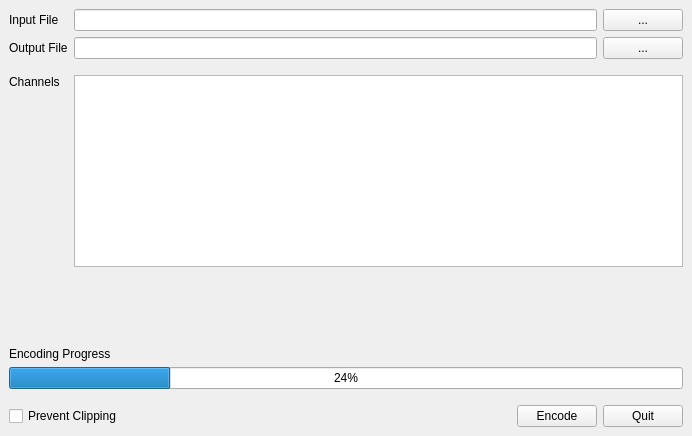
Old version of the form Nuclex.OpusTranscoder.Native/UserInterface/MainWindow.ui in the repository nuclex-video-tools/Nuclex.OpusTranscoder.Native.
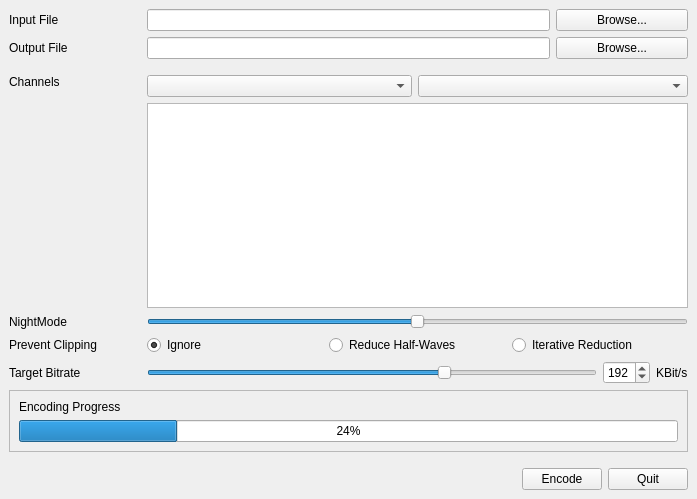
New version of the form.

What changed in the file:
```diff
--- a/Nuclex.OpusTranscoder.Native/UserInterface/MainWindow.ui
+++ b/Nuclex.OpusTranscoder.Native/UserInterface/MainWindow.ui
@@ -6,8 +6,8 @@
    <rect>
     <x>0</x>
     <y>0</y>
-    <width>692</width>
-    <height>436</height>
+    <width>697</width>
+    <height>499</height>
    </rect>
   </property>
   <property name="windowTitle">
@@ -15,22 +15,243 @@
   </property>
   <widget class="QWidget" name="centralwidget">
    <layout class="QGridLayout" name="gridLayout">
-    <item row="0" column="2">
+    <item row="6" column="1" colspan="4">
+     <layout class="QHBoxLayout" name="horizontalLayout">
+      <item>
+       <widget class="QRadioButton" name="ignoreClippingOption">
+        <property name="text">
+         <string>Ignore</string>
+        </property>
+        <property name="checked">
+         <bool>true</bool>
+        </property>
+       </widget>
+      </item>
+      <item>
+       <widget class="QRadioButton" name="tuckHalfWavesOption">
+        <property name="text">
+         <string>Reduce Half-Waves</string>
+        </property>
+       </widget>
+      </item>
+      <item>
+       <widget class="QRadioButton" name="iterativeAntiClipOption">
+        <property name="text">
+         <string>Iterative Reduction</string>
+        </property>
+       </widget>
+      </item>
+     </layout>
+    </item>
+    <item row="0" column="1" colspan="3">
+     <widget class="QLineEdit" name="inputPathLine"/>
+    </item>
+    <item row="3" column="3" colspan="2">
+     <widget class="QComboBox" name="outputChannelsCombo"/>
+    </item>
+    <item row="5" column="0">
+     <widget class="QLabel" name="nightModeLabel">
+      <property name="text">
+       <string>NightMode</string>
+      </property>
+     </widget>
+    </item>
+    <item row="4" column="1" colspan="4">
+     <widget class="QGraphicsView" name="channelGraphics"/>
+    </item>
+    <item row="0" column="4">
      <widget class="QPushButton" name="browseInputFileButton">
       <property name="text">
-       <string>...</string>
+       <string>Browse...</string>
       </property>
      </widget>
     </item>
-    <item row="8" column="0" colspan="3">
+    <item row="9" column="0" colspan="5">
+     <spacer name="verticalSpacer">
+      <property name="orientation">
+       <enum>Qt::Vertical</enum>
+      </property>
+      <property name="sizeType">
+       <enum>QSizePolicy::Fixed</enum>
+      </property>
+      <property name="sizeHint" stdset="0">
+       <size>
+        <width>10</width>
+        <height>10</height>
+       </size>
+      </property>
+     </spacer>
+    </item>
+    <item row="5" column="1" colspan="4">
+     <widget class="QSlider" name="nightModeSlider">
+      <property name="maximum">
+       <number>100</number>
+      </property>
+      <property name="singleStep">
+       <number>5</number>
+      </property>
+      <property name="pageStep">
+       <number>25</number>
+      </property>
+      <property name="value">
+       <number>50</number>
+      </property>
+      <property name="orientation">
+       <enum>Qt::Horizontal</enum>
+      </property>
+     </widget>
+    </item>
+    <item row="3" column="1" colspan="2">
+     <widget class="QComboBox" name="inputChannelsCombo"/>
+    </item>
+    <item row="7" column="1" colspan="4">
+     <layout class="QHBoxLayout" name="bitrateLayout">
+      <item>
+       <widget class="QSlider" name="bitrateSlider">
+        <property name="minimum">
+         <number>64</number>
+        </property>
+        <property name="maximum">
+         <number>256</number>
+        </property>
+        <property name="singleStep">
+         <number>4</number>
+        </property>
+        <property name="pageStep">
+         <number>32</number>
+        </property>
+        <property name="value">
+         <number>192</number>
+        </property>
+        <property name="orientation">
+         <enum>Qt::Horizontal</enum>
+        </property>
+       </widget>
+      </item>
+      <item>
+       <widget class="QSpinBox" name="bitrateNumber">
+        <property name="minimum">
+         <number>64</number>
+        </property>
+        <property name="maximum">
+         <number>256</number>
+        </property>
+        <property name="singleStep">
+         <number>4</number>
+        </property>
+        <property name="value">
+         <number>192</number>
+        </property>
+       </widget>
+      </item>
+      <item>
+       <widget class="QLabel" name="bitrateKilobitsLabel">
+        <property name="text">
+         <string>KBit/s</string>
+        </property>
+       </widget>
+      </item>
+     </layout>
+    </item>
+    <item row="6" column="0">
+     <widget class="QLabel" name="antiClipLabel">
+      <property name="text">
+       <string>Prevent Clipping</string>
+      </property>
+     </widget>
+    </item>
+    <item row="1" column="4">
+     <widget class="QPushButton" name="browseOutputFileButton">
+      <property name="text">
+       <string>Browse...</string>
+      </property>
+     </widget>
+    </item>
+    <item row="3" column="0" rowspan="2">
+     <widget class="QLabel" name="channelsLabel">
+      <property name="text">
+       <string>Channels</string>
+      </property>
+      <property name="alignment">
+       <set>Qt::AlignLeading|Qt::AlignLeft|Qt::AlignTop</set>
+      </property>
+     </widget>
+    </item>
+    <item row="8" column="0" colspan="5">
+     <widget class="QFrame" name="warningFrame">
+      <property name="minimumSize">
+       <size>
+        <width>0</width>
+        <height>60</height>
+       </size>
+      </property>
+      <property name="autoFillBackground">
+       <bool>false</bool>
+      </property>
+      <property name="frameShape">
+       <enum>QFrame::StyledPanel</enum>
+      </property>
+      <property name="frameShadow">
+       <enum>QFrame::Raised</enum>
+      </property>
+      <layout class="QVBoxLayout" name="verticalLayout">
+       <item>
+        <widget class="QLabel" name="messageLabel">
+         <property name="layoutDirection">
+          <enum>Qt::LeftToRight</enum>
+         </property>
+         <property name="autoFillBackground">
+          <bool>false</bool>
+         </property>
+         <property name="text">
+          <string>Encoding Progress</string>
+         </property>
+        </widget>
+       </item>
+       <item>
+        <widget class="QProgressBar" name="encodeProgress">
+         <property name="sizePolicy">
+          <sizepolicy hsizetype="Expanding" vsizetype="Fixed">
+           <horstretch>1</horstretch>
+           <verstretch>0</verstretch>
+          </sizepolicy>
+         </property>
+         <property name="value">
+          <number>24</number>
+         </property>
+        </widget>
+       </item>
+      </layout>
+     </widget>
+    </item>
+    <item row="1" column="1" colspan="3">
+     <widget class="QLineEdit" name="outputPathLine"/>
+    </item>
+    <item row="1" column="0">
+     <widget class="QLabel" name="outputFileLabel">
+      <property name="text">
+       <string>Output File</string>
+      </property>
+     </widget>
+    </item>
+    <item row="2" column="0" colspan="5">
+     <spacer name="verticalSpacer_2">
+      <property name="orientation">
+       <enum>Qt::Vertical</enum>
+      </property>
+      <property name="sizeType">
+       <enum>QSizePolicy::Fixed</enum>
+      </property>
+      <property name="sizeHint" stdset="0">
+       <size>
+        <width>10</width>
+        <height>10</height>
+       </size>
+      </property>
+     </spacer>
+    </item>
+    <item row="10" column="0" colspan="5">
      <layout class="QHBoxLayout" name="horizontalLayout_2">
-      <item>
-       <widget class="QCheckBox" name="preventClippingOption">
-        <property name="text">
-         <string>Prevent Clipping</string>
-        </property>
-       </widget>
-      </item>
       <item>
        <spacer name="horizontalSpacer">
         <property name="orientation">
@@ -60,81 +281,6 @@
       </item>
      </layout>
     </item>
-    <item row="1" column="0">
-     <widget class="QLabel" name="outputFileLabel">
-      <property name="text">
-       <string>Output File</string>
-      </property>
-     </widget>
-    </item>
-    <item row="1" column="2">
-     <widget class="QPushButton" name="browseOutputFileButton">
-      <property name="text">
-       <string>...</string>
-      </property>
-     </widget>
-    </item>
-    <item row="4" column="0" colspan="3">
-     <spacer name="verticalSpacer_3">
-      <property name="orientation">
-       <enum>Qt::Vertical</enum>
-      </property>
-      <property name="sizeHint" stdset="0">
-       <size>
-        <width>10</width>
-        <height>40</height>
-       </size>
-      </property>
-     </spacer>
-    </item>
-    <item row="2" column="1">
-     <spacer name="verticalSpacer_2">
-      <property name="orientation">
-       <enum>Qt::Vertical</enum>
-      </property>
-      <property name="sizeType">
-       <enum>QSizePolicy::Fixed</enum>
-      </property>
-      <property name="sizeHint" stdset="0">
-       <size>
-        <width>10</width>
-        <height>10</height>
-       </size>
-      </property>
-     </spacer>
-    </item>
-    <item row="0" column="1">
-     <widget class="QLineEdit" name="inputPathLine"/>
-    </item>
-    <item row="7" column="0" colspan="3">
-     <spacer name="verticalSpacer">
-      <property name="orientation">
-       <enum>Qt::Vertical</enum>
-      </property>
-      <property name="sizeType">
-       <enum>QSizePolicy::Fixed</enum>
-      </property>
-      <property name="sizeHint" stdset="0">
-       <size>
-        <width>10</width>
-        <height>10</height>
-       </size>
-      </property>
-     </spacer>
-    </item>
-    <item row="6" column="0" colspan="3">
-     <widget class="QProgressBar" name="encodeProgress">
-      <property name="value">
-       <number>24</number>
-      </property>
-     </widget>
-    </item>
-    <item row="1" column="1">
-     <widget class="QLineEdit" name="outputPathLine"/>
-    </item>
-    <item row="3" column="1" colspan="2">
-     <widget class="QTreeView" name="channelList"/>
-    </item>
     <item row="0" column="0">
      <widget class="QLabel" name="inputFileLabel">
       <property name="text">
@@ -142,20 +288,10 @@
       </property>
      </widget>
     </item>
-    <item row="3" column="0">
-     <widget class="QLabel" name="channelsLabel">
+    <item row="7" column="0">
+     <widget class="QLabel" name="bitrateLabel">
       <property name="text">
-       <string>Channels</string>
-      </property>
-      <property name="alignment">
-       <set>Qt::AlignLeading|Qt::AlignLeft|Qt::AlignTop</set>
-      </property>
-     </widget>
-    </item>
-    <item row="5" column="0" colspan="3">
-     <widget class="QLabel" name="encodingProgressLabel">
-      <property name="text">
-       <string>Encoding Progress</string>
+       <string>Target Bitrate</string>
       </property>
      </widget>
     </item>
```
Left out of the diff: 2 changed lines with no effect on the pictures.
